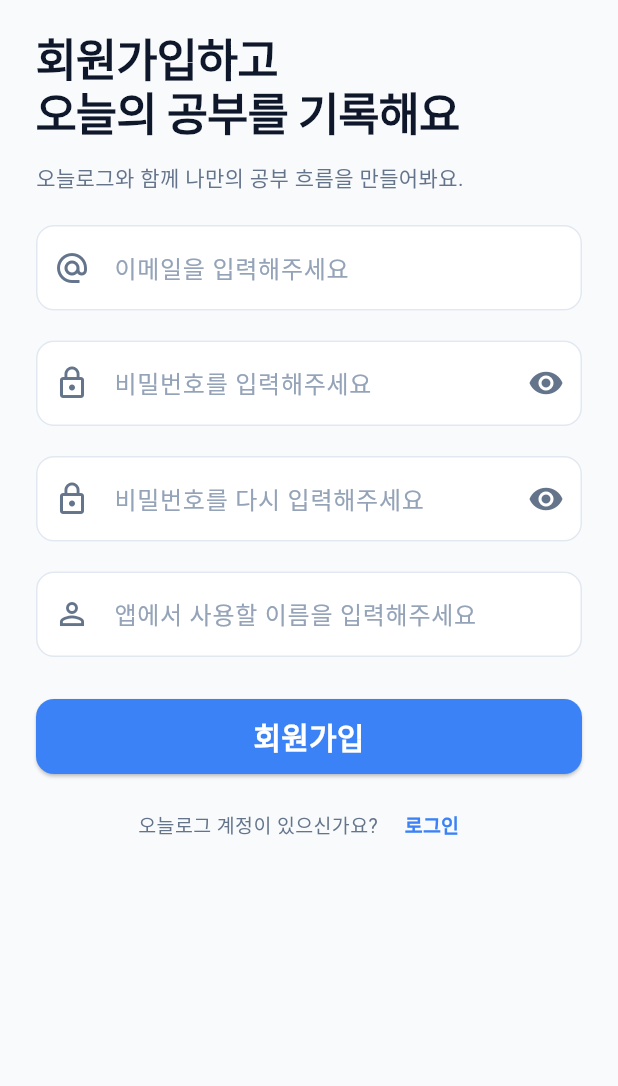
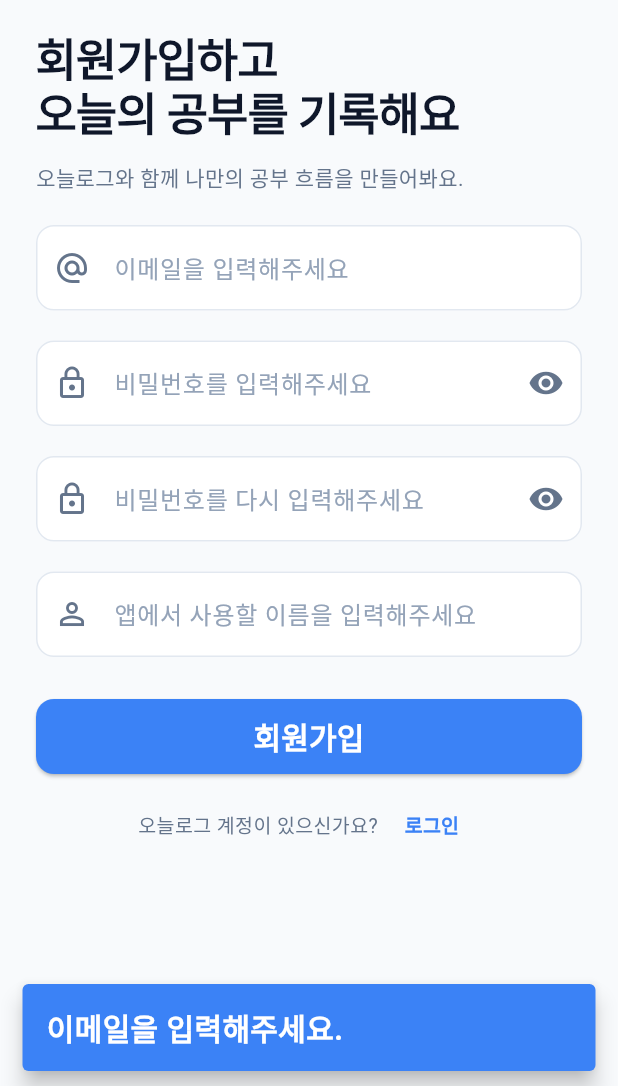
Before and after one commit to sky688372-wq/day_log, a Flutter app: the SignUpScreen screen opened directly, after a tap on "회원가입", on a phone screen of 412 x 824 dp, the part 150-1236 px from its top. Run offline on Flutter 3.47's test engine with Material 3 defaults, Android fonts, the phone set to English and light mode, and no system bars; our stand-ins replace dio, flutter_secure_storage, smooth_page_indicator; accounts and stored records are empty; network calls fail.

Commit message:
회원 가입 화면에 회원 가입 기능 추가

```diff
--- a/lib/core/services/api_service.dart
+++ b/lib/core/services/api_service.dart
@@ -2,7 +2,7 @@ import 'package:day_log/core/models/login_response_model.dart';
 import 'package:dio/dio.dart';
 
 class ApiService {
-  //dio 객체
+  //dio 객체 : 서버가 여러 개가 있는 것이 아니라 디오 클라이언트는 필요 없음
   static final Dio dio = Dio(
     BaseOptions(
       baseUrl: 'http://10.0.2.2:8000/api/v1',
@@ -12,7 +12,8 @@ class ApiService {
     ),
   );
 
-  // 로그인 로직
+  // 1. 로그인 로직
+  // todo 앱 다 만든 후에 이메일 정규식으로 유효성 검사 등을 추가해서 서버에 요청 횟수를 최대한 줄이기
   static Future<LoginResponseModel?> tryLogin({
     required String email,
     required String password,
@@ -40,4 +41,44 @@ class ApiService {
       return null;
     }
   }
+
+  // 2. 회원 가입 로직
+  // todo 앱 다 만든 후에 이메일 정규식으로 유효성 검사 등을 추가해서 서버에 요청 횟수를 최대한 줄이기
+  static Future<bool> trySignUp({
+    required String email,
+    required String password,
+    required String name,
+  }) async {
+    try {
+      //회원가입 요청
+      final response = await dio.post(
+        '/auth/register',
+        data: {
+          "email": email.trim(),
+          "password": password,
+          "name": name.trim(),
+        },
+      );
+
+      if (response.statusCode == 201) {
+        return true;
+      }
+
+      return false;
+    } on DioException catch (e) {
+      //실패 원인 확인용 출력문
+      print('회원가입 오류 유형: ${e.type}');
+      print('회원가입 오류 코드: ${e.response?.statusCode}');
+
+      //개발 중 원인 확인용으로만 사용
+      //서버 응답에 개인정보가 포함될 수 있으므로 확인용
+      print('회원가입 오류 응답: ${e.response?.data}');
+
+      if (e.response == null) {
+        print('서버 연결 오류: ${e.message}');
+      }
+
+      return false;
+    }
+  }
 }
--- a/lib/main.dart
+++ b/lib/main.dart
@@ -1,5 +1,7 @@
 import 'package:day_log/core/providers/user_info_provider.dart';
+import 'package:day_log/screens/auth/Sign_up_screen.dart';
 import 'package:day_log/screens/splash/splash_screen.dart';
+import 'package:day_log/test_screen.dart';
 import 'package:flutter/material.dart';
 import 'package:provider/provider.dart';
 
--- a/lib/screens/auth/login_screen.dart
+++ b/lib/screens/auth/login_screen.dart
@@ -5,6 +5,11 @@ import 'package:day_log/screens/auth/forgot_password_screen.dart';
 import 'package:day_log/screens/onboarding/onboarding.dart';
 import 'package:flutter/material.dart';
 import 'package:provider/provider.dart';
+
+//테스트 계정
+//user@example.com
+//********
+
 
 class LoginScreen extends StatefulWidget {
   const LoginScreen({super.key});
--- a/lib/screens/auth/Sign_up_screen.dart
+++ b/lib/screens/auth/sign_up_screen.dart
@@ -1,3 +1,4 @@
+import 'package:day_log/core/services/api_service.dart';
 import 'package:day_log/core/theme/app_color.dart';
 import 'package:flutter/material.dart';
 
@@ -19,6 +20,138 @@ class _SignUpScreenState extends State<SignUpScreen> {
   //비밀번호 보임/안보임 상태 관리 변수
   bool _isPasswordShow = false;
   bool _isPasswordCheckShow = false;
+
+  // 회원 가입 함수
+  Future<void> tryResister() async {
+    final String email = _emailCtrl.text.trim();
+    final String password = _passwordCtrl.text.trim();
+    final String passwordCheck = _passwordCheckCtrl.text.trim();
+    final String name = _nameCtrl.text.trim();
+
+    // 회원 가입이 성공하면 true 실패하면 실패 이유를 print해야함
+    final response = await ApiService.trySignUp(
+      email: email,
+      password: password,
+      name: name
+    );
+
+    // 정보를 전부 입력했는지 유효성 검사 todo 스낵바 표시하는 거 전부 다 공통 함수로 최적화하기
+
+    // 이메일 입력했는지 검사 todo 나중에 정규식도 추가해서 이메일 유효성 검사 확인하기 -> 공통 함수로
+    if(email.isEmpty) {
+      ScaffoldMessenger.of(context).clearSnackBars();
+      ScaffoldMessenger.of(context).showSnackBar(
+          const SnackBar(
+            backgroundColor: AppColor.primary,
+            behavior: SnackBarBehavior.floating,
+            content: Text(
+              "이메일을 입력해주세요.",
+              style: TextStyle(
+                  fontSize: 20,
+                  fontWeight: FontWeight.bold,
+                  color: Colors.white
+              ),
+            ),
+          )
+      );
+      return;
+    }
+
+    // 비밀번호 입력했는지 검사
+    if(password.isEmpty) {
+      ScaffoldMessenger.of(context).clearSnackBars();
+      ScaffoldMessenger.of(context).showSnackBar(
+          const SnackBar(
+            backgroundColor: AppColor.primary,
+            behavior: SnackBarBehavior.floating,
+            content: Text(
+              "비밀번호를 입력해주세요.",
+              style: TextStyle(
+                  fontSize: 20,
+                  fontWeight: FontWeight.bold,
+                  color: Colors.white
+              ),
+            ),
+          )
+      );
+      return;
+    }
+
+    // 비밀번호와 비밀번호 확인의 비빌번호가 일치하는지 검사
+    if(password != passwordCheck) {
+      ScaffoldMessenger.of(context).clearSnackBars();
+      ScaffoldMessenger.of(context).showSnackBar(
+          const SnackBar(
+            backgroundColor: AppColor.primary,
+            behavior: SnackBarBehavior.floating,
+            content: Text(
+              "비밀번호와 비밀번호와 비밀번호 확인이 일치하지 않습니다.",
+              style: TextStyle(
+                  fontSize: 20,
+                  fontWeight: FontWeight.bold,
+                  color: Colors.white
+              ),
+            ),
+          )
+      );
+      return;
+    }
+
+    // 앱에서 사용할 닉네임을 입력했는지 검사
+    if(name.isEmpty) {
+      ScaffoldMessenger.of(context).clearSnackBars();
+      ScaffoldMessenger.of(context).showSnackBar(
+          const SnackBar(
+            backgroundColor: AppColor.primary,
+            behavior: SnackBarBehavior.floating,
+            content: Text(
+              "앱에서 사용할 이름을 입력해주세요.",
+              style: TextStyle(
+                  fontSize: 20,
+                  fontWeight: FontWeight.bold,
+                  color: Colors.white
+              ),
+            ),
+          )
+      );
+    }
+
+    // 기본적인 유효성 검사를 전부 통과했다면
+    if(response == true) {
+      ScaffoldMessenger.of(context).clearSnackBars();
+       ScaffoldMessenger.of(context).showSnackBar(
+        const SnackBar(
+          backgroundColor: AppColor.primary,
+          behavior: SnackBarBehavior.floating,
+          content: Text(
+            "회원가입에 성공하셨습니다.",
+            style: TextStyle(
+              fontSize: 20,
+              fontWeight: FontWeight.bold,
+              color: Colors.white
+            ),
+          ),
+        )
+      );
+       Navigator.pop(context);
+    } else { // 회원 가입 실패시
+      ScaffoldMessenger.of(context).clearSnackBars();
+      ScaffoldMessenger.of(context).showSnackBar(
+          const SnackBar(
+            backgroundColor: AppColor.primary,
+            behavior: SnackBarBehavior.floating,
+            content: Text(
+              "이미 가입된 계정 또는 잘못된 정보를 입력하셨습니다.",
+              style: TextStyle(
+                  fontSize: 20,
+                  fontWeight: FontWeight.bold,
+                  color: Colors.white
+              ),
+            ),
+          )
+      );
+    }
+  }
 
   @override
   void dispose() {
@@ -291,6 +424,7 @@ class _SignUpScreenState extends State<SignUpScreen> {
                     // todo API로 이메일, 비밀번호, 이름 보내서 회원가입 처리 하기
                     // todo 회원가입 성공하면 로그인 화면으로 이동하기
                     // todo 회원가입 실패하면 오류 문구 보여주기
+                    tryResister();
                   },
                   child: const Text(
                     '회원가입',
```
